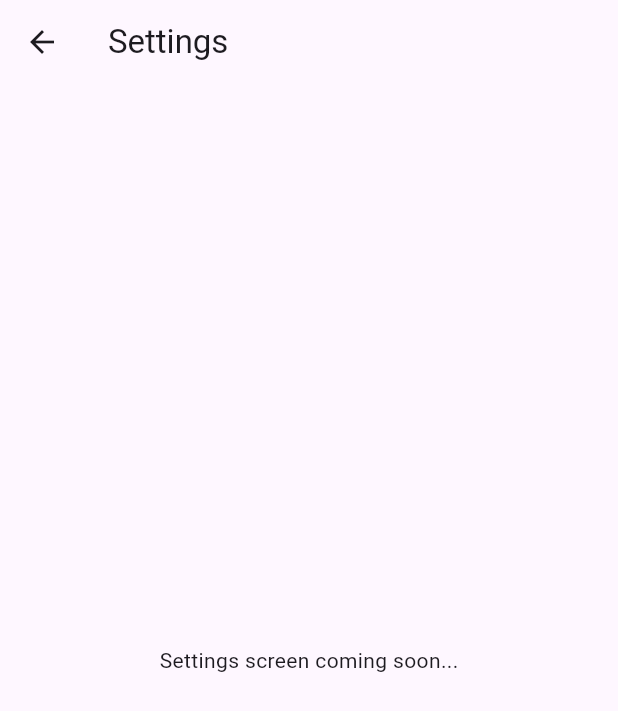
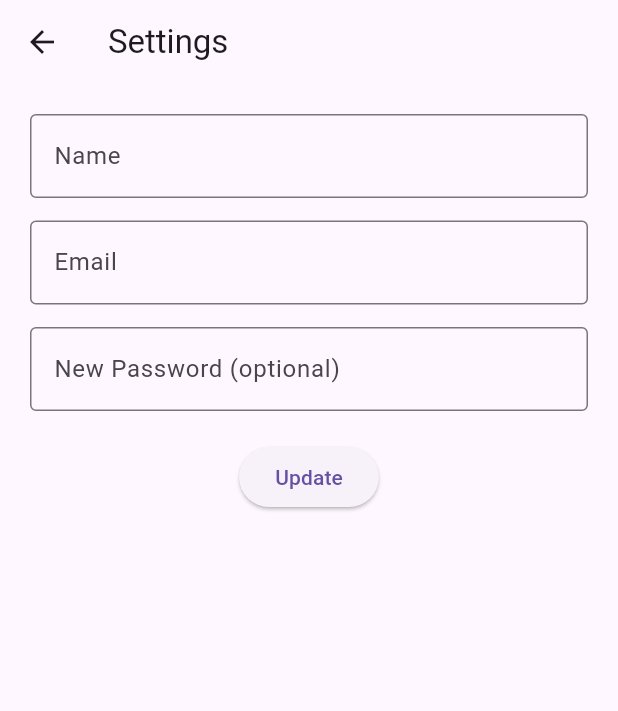
Before and after one commit to Ali-Hassan-codes/e_portal_fr, a Flutter app: the DashboardScreen screen opened directly with empty values, after a tap on "Settings", on a phone screen of 412 x 824 dp. Shown: the top 711 px of the screen. Run offline on Flutter 3.47's test engine with Material 3 defaults, Android fonts, the phone set to English and light mode, and no system bars; network calls fail.

Commit message:
Added setting screen

```diff
--- a/lib/SettingsScreens.dart
+++ b/lib/SettingsScreens.dart
@@ -1,11 +1,113 @@
 import 'package:flutter/material.dart';
+import 'package:http/http.dart' as http;
+import 'dart:convert';
 
-class SettingsScreens extends StatelessWidget {
+class SettingsScreen extends StatefulWidget {
+  final int userId;
+  final String userName;
+  final String userEmail;
+
+  const SettingsScreen({
+    Key? key,
+    required this.userId,
+    required this.userName,
+    required this.userEmail,
+  }) : super(key: key);
+
+  @override
+  State<SettingsScreen> createState() => _SettingsScreenState();
+}
+
+class _SettingsScreenState extends State<SettingsScreen> {
+  late TextEditingController nameController;
+  late TextEditingController emailController;
+  final passwordController = TextEditingController();
+  String message = '';
+  bool isLoading = false;
+
+  @override
+  void initState() {
+    super.initState();
+    nameController = TextEditingController(text: widget.userName);
+    emailController = TextEditingController(text: widget.userEmail);
+  }
+
+  Future<void> updateUser() async {
+    setState(() {
+      isLoading = true;
+      message = '';
+    });
+
+    final url = Uri.parse('http://127.0.0.1:8000/api/users/${widget.userId}');
+
+    try {
+      final response = await http.put(
+        url,
+        headers: {'Content-Type': 'application/json'},
+        body: jsonEncode({
+          'name': nameController.text,
+          'email': emailController.text,
+          'password': passwordController.text.isNotEmpty ? passwordController.text : null,
+        }),
+      );
+
+      final data = jsonDecode(response.body);
+
+      if (response.statusCode == 200) {
+        setState(() {
+          message = data['message'];
+        });
+      } else {
+        setState(() {
+          message = 'Failed: ${data['message'] ?? 'Unknown error'}';
+        });
+      }
+    } catch (e) {
+      setState(() {
+        message = 'Error: $e';
+      });
+    }
+
+    setState(() {
+      isLoading = false;
+    });
+  }
+
   @override
   Widget build(BuildContext context) {
     return Scaffold(
       appBar: AppBar(title: Text('Settings')),
-      body: Center(child: Text('Settings screen coming soon...')),
+      body: Padding(
+        padding: const EdgeInsets.all(20),
+        child: Column(
+          children: [
+            TextField(
+              controller: nameController,
+              decoration: InputDecoration(labelText: 'Name', border: OutlineInputBorder()),
+            ),
+            SizedBox(height: 15),
+            TextField(
+              controller: emailController,
+              decoration: InputDecoration(labelText: 'Email', border: OutlineInputBorder()),
+            ),
+            SizedBox(height: 15),
+            TextField(
+              controller: passwordController,
+              obscureText: true,
+              decoration: InputDecoration(labelText: 'New Password (optional)', border: OutlineInputBorder()),
+            ),
+            SizedBox(height: 20),
+            if (isLoading)
+              CircularProgressIndicator()
+            else
+              ElevatedButton(onPressed: updateUser, child: Text('Update')),
+            if (message.isNotEmpty) ...[
+              SizedBox(height: 15),
+              Text(message, style: TextStyle(color: Colors.green)),
+            ]
+          ],
+        ),
+      ),
     );
   }
 }
--- a/lib/dashboard_screen.dart
+++ b/lib/dashboard_screen.dart
@@ -120,7 +120,9 @@ class DashboardScreen extends StatelessWidget {
             } else if (item['label'] == 'Settings') {
               Navigator.push(
                 context,
-                MaterialPageRoute(builder: (_) => SettingsScreens()), // Placeholder
+                MaterialPageRoute(builder: (_) => SettingsScreen(userId: userId,
+                userName: userName,
+                userEmail: userEmail,)), // Placeholder
               );
             } else if (item['label'] == 'Messages') {
               Navigator.push(
@@ -130,7 +132,7 @@ class DashboardScreen extends StatelessWidget {
             } else if (item['label'] == 'Feedback') {
               Navigator.push(
                 context,
-                MaterialPageRoute(builder: (_) => Feedbackscreen()),
+                MaterialPageRoute(builder: (_) => FeedbackScreen(userId: userId)),
               );
             } else if (item['label'] == 'Logout') {
               Navigator.pop(context);
```
Also changed, not shown: lib/FeedbackScreen.dart (+84 -4 lines).
